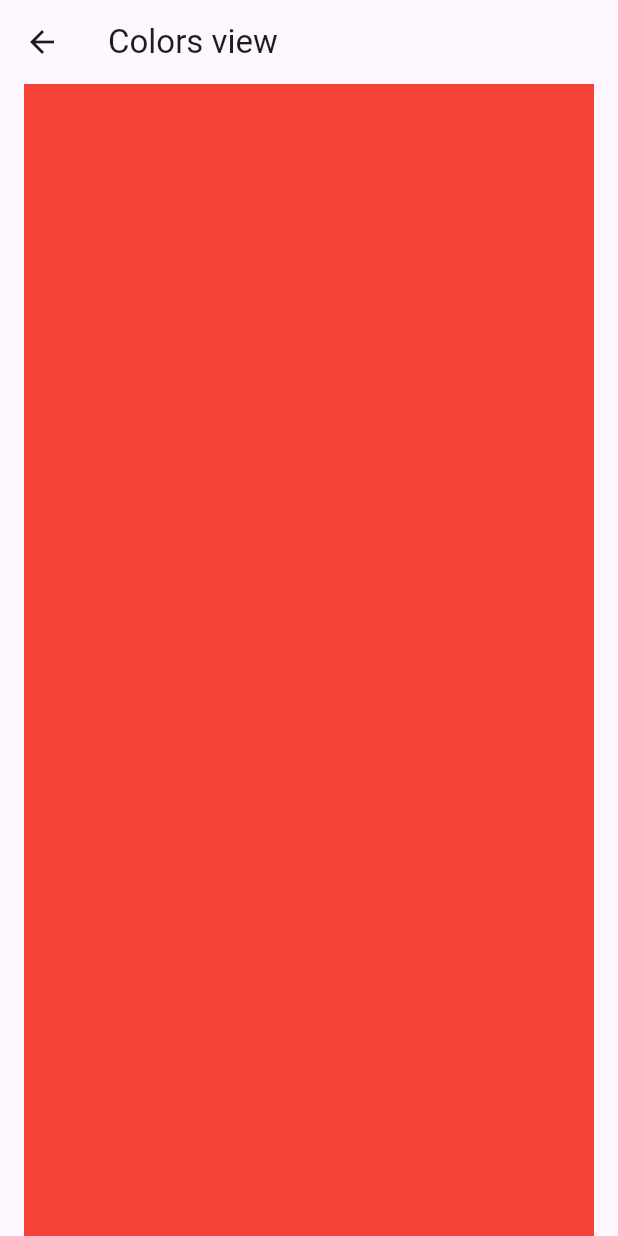
After one commit to eng-mouhanad-alkhadraa/adaptive_app, a Flutter app: the screen it shows after launch, scrolled down 576 dp, after a tap on the "color lens" icon, on a phone screen of 412 x 824 dp. The commit adds this screen. Run offline on Flutter 3.47's test engine with Material 3 defaults, Android fonts, the phone set to English and light mode, and no system bars; our stand-ins replace font_awesome_flutter.

Commit message:
Add a color page and make the application multi-page adaptive

```diff
--- /dev/null
+++ b/lib/views/colors_view.dart
@@ -0,0 +1,16 @@
+import 'package:adaptive_app/widgets/colors_view_body.dart';
+import 'package:flutter/material.dart';
+
+class ColorsView extends StatelessWidget {
+  const ColorsView({super.key});
+
+  @override
+  Widget build(BuildContext context) {
+    return Scaffold(
+      appBar: AppBar(
+        title: Text('Colors view '),
+      ),
+      body: ColorsViewBody(),
+    );
+  }
+}
--- a/lib/views/home_view.dart
+++ b/lib/views/home_view.dart
@@ -1,3 +1,4 @@
+import 'package:adaptive_app/views/colors_view.dart';
 import 'package:adaptive_app/widgets/custom_drawer.dart';
 import 'package:adaptive_app/widgets/home_view_body.dart';
 import 'package:flutter/material.dart';
@@ -24,8 +25,20 @@ class _HomeViewState extends State<HomeView> {
   }
 
   AppBar? bulidAppBar(BuildContext context) {
+    // - 32 < 900
     return MediaQuery.sizeOf(context).width - 32 < 900
         ? AppBar(
+            actions: [
+              IconButton(
+                  onPressed: () {
+                    Navigator.push(context, MaterialPageRoute(
+                      builder: (context) {
+                        return ColorsView();
+                      },
+                    ));
+                  },
+                  icon: Icon(Icons.color_lens))
+            ],
             title: Text('Adaptive App'),
             backgroundColor: Colors.black54,
             leading: GestureDetector(
--- /dev/null
+++ b/lib/widgets/colors_view_body.dart
@@ -0,0 +1,21 @@
+import 'package:adaptive_app/widgets/mobile_layout2.dart';
+import 'package:adaptive_app/widgets/tablet_layout2.dart';
+import 'package:adaptive_app/widgets/adapitve%20_layout.dart';
+import 'package:adaptive_app/widgets/dasktop_layout2.dart';
+import 'package:flutter/material.dart';
+
+class ColorsViewBody extends StatelessWidget {
+  const ColorsViewBody({super.key});
+
+  @override
+  Widget build(BuildContext context) {
+    return Padding(
+        padding: const EdgeInsets.symmetric(horizontal: 16),
+        child: AdaptiveLayOut(
+          //عندما نحتاجه object يتم انشاء ال
+          mobilelayOut: (context) => const MobileLayOut2(),
+          tabletlayout: (context) => const TabletLayOut2(),
+          desktoplayout: (context) => const DesktopLayOut2(),
+        ));
+  }
+}
--- /dev/null
+++ b/lib/widgets/dasktop_layout2.dart
@@ -0,0 +1,12 @@
+import 'package:flutter/material.dart';
+
+class DesktopLayOut2 extends StatelessWidget {
+  const DesktopLayOut2({super.key});
+
+  @override
+  Widget build(BuildContext context) {
+    return Container(
+      color: Colors.green,
+    );
+  }
+}
--- /dev/null
+++ b/lib/widgets/mobile_layout2.dart
@@ -0,0 +1,10 @@
+import 'package:flutter/material.dart';
+
+class MobileLayOut2 extends StatelessWidget {
+  const MobileLayOut2({super.key});
+
+  @override
+  Widget build(BuildContext context) {
+    return  Container(color: Colors.red,);
+  }
+}
--- /dev/null
+++ b/lib/widgets/tablet_layout2.dart
@@ -0,0 +1,10 @@
+import 'package:flutter/material.dart';
+
+class TabletLayOut2 extends StatelessWidget {
+  const TabletLayOut2({super.key});
+
+  @override
+  Widget build(BuildContext context) {
+    return Container(color: Colors.yellow,);
+  }
+}
```
